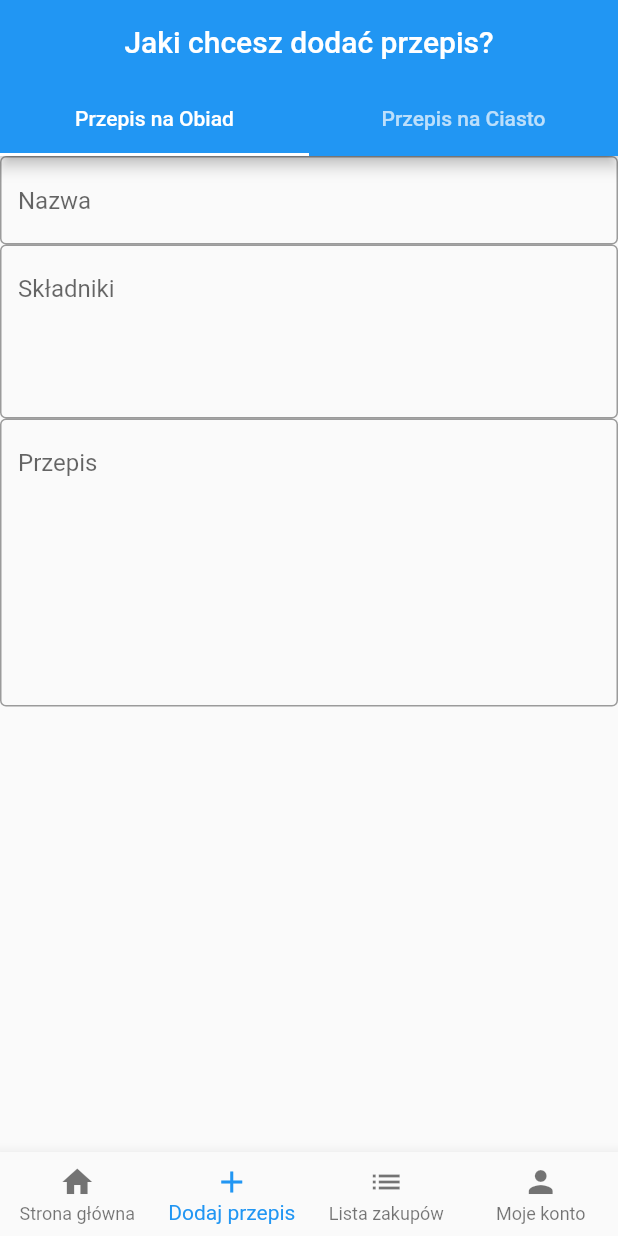
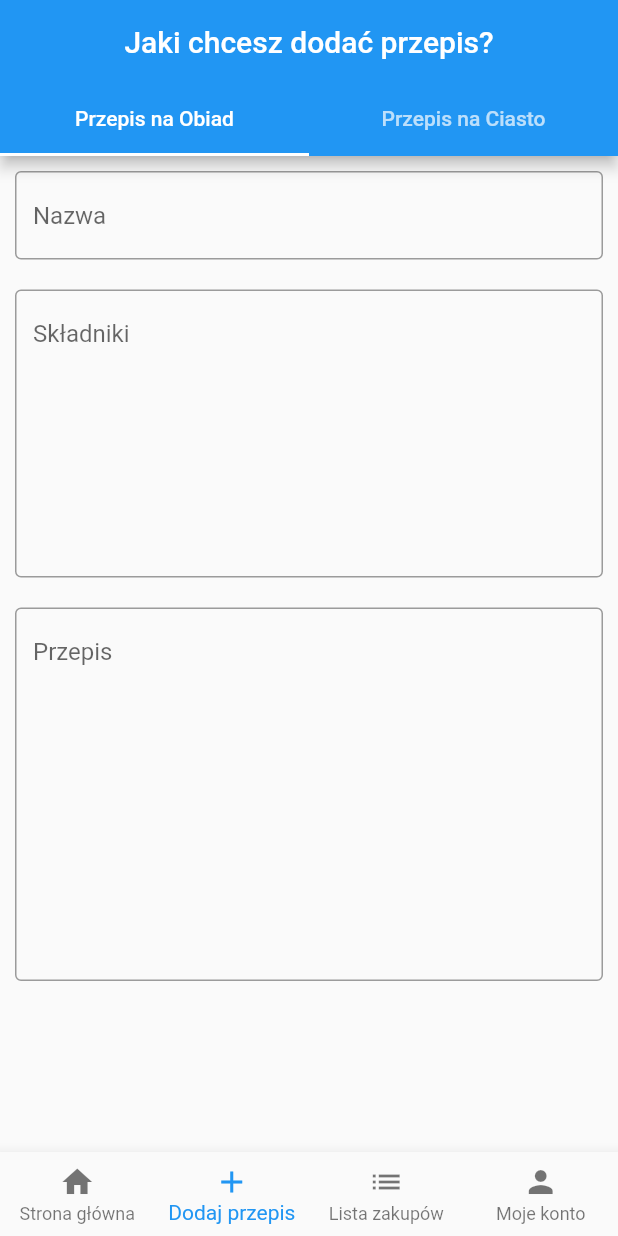
Before and after one commit to weronikakaskosz/co_jemy, a Flutter app: the screen it shows once a user with an empty profile is signed in, item 2 of the bottom bar chosen, on a phone screen of 412 x 824 dp. Run offline on Flutter 3.47's test engine with Material 2 defaults, Android fonts, the phone set to English and light mode, and no system bars; our stand-ins replace cloud_firestore, firebase_auth, firebase_core; accounts and stored records are empty.

Commit message:
Add new files

```diff
--- /dev/null
+++ b/lib/app/home/add_recipe/add_dinner_recipe_page_tab.dart
@@ -0,0 +1,48 @@
+import 'package:flutter/material.dart';
+
+class AddDinnerRecipePageTab extends StatelessWidget {
+  const AddDinnerRecipePageTab({
+    Key? key,
+  }) : super(key: key);
+
+  @override
+  Widget build(BuildContext context) {
+    return ListView(
+      children: const [
+        Padding(
+          padding: EdgeInsets.all(10.0),
+          child: TextField(
+            decoration: InputDecoration(
+              border: OutlineInputBorder(),
+              hintText: 'Nazwa',
+            ),
+          ),
+        ),
+        Padding(
+          padding: EdgeInsets.all(10.0),
+          child: TextField(
+            minLines: 8,
+            maxLines: 8,
+            keyboardType: TextInputType.multiline,
+            decoration: InputDecoration(
+              border: OutlineInputBorder(),
+              hintText: 'Składniki',
+            ),
+          ),
+        ),
+        Padding(
+          padding: EdgeInsets.all(10.0),
+          child: TextField(
+            minLines: 11,
+            maxLines: 11,
+            keyboardType: TextInputType.multiline,
+            decoration: InputDecoration(
+              border: OutlineInputBorder(),
+              hintText: 'Przepis',
+            ),
+          ),
+        ),
+      ],
+    );
+  }
+}
--- a/lib/app/home/add_recipe/add_recipe_page_content.dart
+++ b/lib/app/home/add_recipe/add_recipe_page_content.dart
@@ -1,3 +1,5 @@
+import 'package:co_jemy/app/home/add_recipe/add_cake_recipe_page_tab.dart';
+import 'package:co_jemy/app/home/add_recipe/add_dinner_recipe_page_tab.dart';
 import 'package:flutter/material.dart';
 
 class AddRecipePageContent extends StatelessWidget {
@@ -28,79 +30,3 @@ class AddRecipePageContent extends StatelessWidget {
     );
   }
 }
-
-class AddDinnerRecipePageTab extends StatelessWidget {
-  const AddDinnerRecipePageTab({
-    Key? key,
-  }) : super(key: key);
-
-  @override
-  Widget build(BuildContext context) {
-    return ListView(
-      children: const [
-        TextField(
-          decoration: InputDecoration(
-            border: OutlineInputBorder(),
-            hintText: 'Nazwa',
-          ),
-        ),
-        TextField(
-          minLines: 4,
-          maxLines: 8,
-          keyboardType: TextInputType.multiline,
-          decoration: InputDecoration(
-            border: OutlineInputBorder(),
-            hintText: 'Składniki',
-          ),
-        ),
-        TextField(
-          minLines: 8,
-          maxLines: 12,
-          keyboardType: TextInputType.multiline,
-          decoration: InputDecoration(
-            border: OutlineInputBorder(),
-            hintText: 'Przepis',
-          ),
-        ),
-      ],
-    );
-  }
-}
-
-class AddCakeRecipePageTab extends StatelessWidget {
-  const AddCakeRecipePageTab({
-    Key? key,
-  }) : super(key: key);
-
-  @override
-  Widget build(BuildContext context) {
-    return ListView(
-      children: const [
-        TextField(
-          decoration: InputDecoration(
-            border: OutlineInputBorder(),
-            hintText: 'Nazwa',
-          ),
-        ),
-        TextField(
-          minLines: 4,
-          maxLines: 8,
-          keyboardType: TextInputType.multiline,
-          decoration: InputDecoration(
-            border: OutlineInputBorder(),
-            hintText: 'Składniki',
-          ),
-        ),
-        TextField(
-          minLines: 8,
-          maxLines: 12,
-          keyboardType: TextInputType.multiline,
-          decoration: InputDecoration(
-            border: OutlineInputBorder(),
-            hintText: 'Przepis',
-          ),
-        ),
-      ],
-    );
-  }
-}
```
Also changed, not shown: lib/app/home/add_recipe/add_cake_recipe_page_tab.dart (added, +48 -0 lines).
